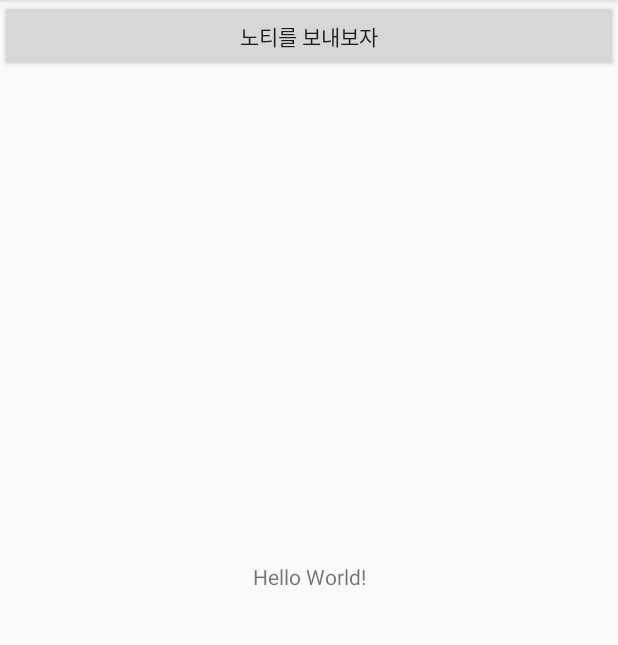
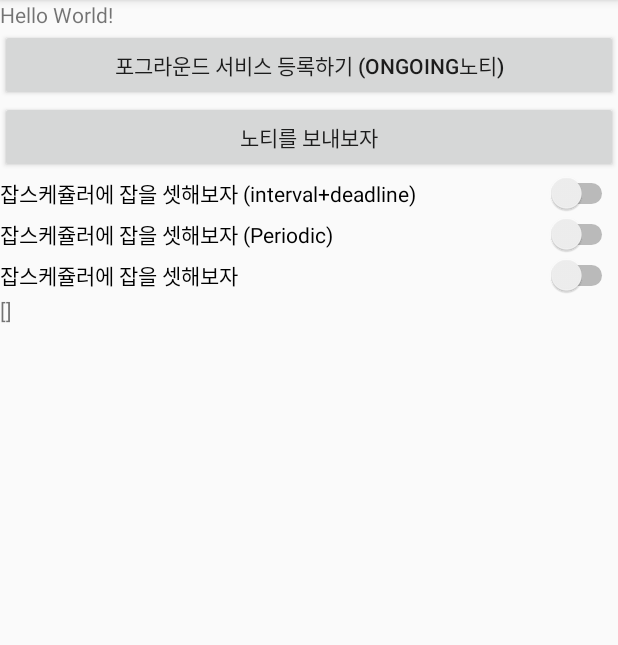
Before and after one commit to yenarue/BackgroundMigration, an Android app: the screen it shows after launch (MainActivity), after a tap on "노티를 보내보자", on a phone screen of 412 x 824 dp, the part 84-729 px from its top. Run offline under Robolectric (Android 15) with nearby library versions, the phone set to English and light mode, and no system bars.

Commit message:
백그라운드 작업 - JobScheduler 이용. 반복 작업 추가
check for difference with below jobs
- `interval` + `deadline` job
- `periodic` job
- normal job

```diff
--- a/app/src/main/java/com/yenarue/android/detectpackagestatus/MainActivity.java
+++ b/app/src/main/java/com/yenarue/android/detectpackagestatus/MainActivity.java
@@ -2,6 +2,9 @@ package com.yenarue.android.detectpackagestatus;
 
 import android.app.Notification;
 import android.app.PendingIntent;
+import android.app.job.JobInfo;
+import android.app.job.JobScheduler;
+import android.content.ComponentName;
 import android.content.Context;
 import android.content.Intent;
 import android.os.Bundle;
@@ -10,23 +13,111 @@ import android.support.v4.app.NotificationManagerCompat;
 import android.support.v7.app.AppCompatActivity;
 import android.view.View;
 import android.widget.Button;
+import android.widget.CompoundButton;
+import android.widget.Switch;
+import android.widget.TextView;
+
+import com.yenarue.android.detectpackagestatus.util.Log;
 
 public class MainActivity extends AppCompatActivity {
+
+    private Context context;
+    private JobScheduler jobScheduler;
 
     @Override
     protected void onCreate(Bundle savedInstanceState) {
         super.onCreate(savedInstanceState);
         setContentView(R.layout.activity_main);
 
-        Intent intent = new Intent(this, PackageStatusService.class);
-        startForegroundService(intent);
+        context = this;
+        jobScheduler = (JobScheduler) this.getSystemService(Context.JOB_SCHEDULER_SERVICE);
+
+        TextView joblistTextView = (TextView) this.findViewById(R.id.joblist_textview);
+        joblistTextView.setText(String.valueOf(jobScheduler.getAllPendingJobs()));
+
+        // 백그라운드 잡스케줄러 테스트
+        Switch intervalJobSetSwitch = (Switch) this.findViewById(R.id.jobscheduler_interval_deadline_button);
+        intervalJobSetSwitch.setOnCheckedChangeListener(new Switch.OnCheckedChangeListener() {
+            @Override
+            public void onCheckedChanged(CompoundButton buttonView, boolean isChecked) {
+                Context context = getApplicationContext();
+
+                if (isChecked) {
+                    Log.d("MainActivity", "Job button onClick!");
+                    JobInfo jobInfo = new JobInfo.Builder(SingleJobService.INTERVAL_JOB_ID, new ComponentName(context, SingleJobService.class))
+                            .setMinimumLatency(3000L)
+                            .setOverrideDeadline(5000L)
+//                        .setPersisted(true)
+                            .setRequiresCharging(true)
+                            .build();
+
+                    int result = jobScheduler.schedule(jobInfo);
+                    Log.d("MainActivity", "jobSchedule result=" + result);
+                } else {
+                    jobScheduler.cancel(SingleJobService.INTERVAL_JOB_ID);
+                }
+            }
+        });
+
+        Switch periodicJobSwitch = (Switch) this.findViewById(R.id.jobscheduler_periodic_button);
+        periodicJobSwitch.setOnCheckedChangeListener(new Switch.OnCheckedChangeListener() {
+            @Override
+            public void onCheckedChanged(CompoundButton buttonView, boolean isChecked) {
+                Context context = getApplicationContext();
+
+                if (isChecked) {
+                    Log.d("MainActivity", "Periodic Job button onClick!");
+                    JobInfo jobInfo = new JobInfo.Builder(SingleJobService.PERIODIC_JOB_ID, new ComponentName(context, SingleJobService.class))
+                            .setPeriodic(3000L, 3000L) //36000000L)
+//                        .setPersisted(true)
+                            .setRequiresCharging(true)
+                            .build();
+
+                    int result = jobScheduler.schedule(jobInfo);
+                    Log.d("MainActivity", "jobSchedule result=" + result);
+                } else {
+                    jobScheduler.cancel(SingleJobService.PERIODIC_JOB_ID);
+                }
+            }
+        });
+
+
+        Switch jobSetSwitch = (Switch) this.findViewById(R.id.jobscheduler_button);
+        jobSetSwitch.setOnCheckedChangeListener(new Switch.OnCheckedChangeListener() {
+            @Override
+            public void onCheckedChanged(CompoundButton buttonView, boolean isChecked) {
+                Context context = getApplicationContext();
+
+                if (isChecked) {
+                    Log.d("MainActivity", "Job button onClick!");
+                    JobInfo jobInfo = new JobInfo.Builder(SingleJobService.JOB_ID, new ComponentName(context, SingleJobService.class))
+//                        .setPersisted(true)
+                            .setRequiresCharging(true)
+                            .build();
+
+                    int result = jobScheduler.schedule(jobInfo);
+                    Log.d("MainActivity", "jobSchedule result=" + result);
+                } else {
+                    jobScheduler.cancel(SingleJobService.JOB_ID);
+                }
+            }
+        });
+
+        // 포그라운드 서비스 테스트
+        Button foregroundButton = (Button) this.findViewById(R.id.foreground_button);
+        foregroundButton.setOnClickListener(new View.OnClickListener(){
+            @Override
+            public void onClick(View v) {
+                Intent intent = new Intent(context, PackageStatusService.class);
+                startForegroundService(intent);
+            }
+        });
 
         // 일반 노티 테스트
         final Button notiButton = (Button) this.findViewById(R.id.noti_button);
         notiButton.setOnClickListener(new View.OnClickListener() {
             @Override
             public void onClick(View v) {
-                Context context = v.getContext();
                 final NotificationCompat.Builder builder = ChannelManager.getInstance().getNotificationBuilder(context,
                         ChannelManager.CHANNEL_A, NotificationManagerCompat.IMPORTANCE_DEFAULT);
 
--- a/app/src/main/res/layout/activity_main.xml
+++ b/app/src/main/res/layout/activity_main.xml
@@ -1,23 +1,44 @@
 <?xml version="1.0" encoding="utf-8"?>
-<android.support.constraint.ConstraintLayout xmlns:android="http://schemas.android.com/apk/res/android"
+<LinearLayout xmlns:android="http://schemas.android.com/apk/res/android"
     xmlns:app="http://schemas.android.com/apk/res-auto"
     xmlns:tools="http://schemas.android.com/tools"
     android:layout_width="match_parent"
     android:layout_height="match_parent"
-    tools:context="com.yenarue.android.detectpackagestatus.MainActivity">
+    tools:context="com.yenarue.android.detectpackagestatus.MainActivity"
+    android:orientation="vertical">
 
     <TextView
         android:layout_width="wrap_content"
         android:layout_height="wrap_content"
-        android:text="Hello World!"
-        app:layout_constraintBottom_toBottomOf="parent"
-        app:layout_constraintLeft_toLeftOf="parent"
-        app:layout_constraintRight_toRightOf="parent"
-        app:layout_constraintTop_toTopOf="parent" />
+        android:text="Hello World!" />
+
+    <Button android:id="@+id/foreground_button"
+        android:layout_width="match_parent"
+        android:layout_height="wrap_content"
+        android:text="포그라운드 서비스 등록하기 (ongoing노티)" />
 
     <Button android:id="@+id/noti_button"
         android:layout_width="match_parent"
         android:layout_height="wrap_content"
-        android:text="노티를 보내보자"/>
+        android:text="노티를 보내보자" />
 
-</android.support.constraint.ConstraintLayout>
+    <Switch android:id="@+id/jobscheduler_interval_deadline_button"
+        android:layout_width="match_parent"
+        android:layout_height="wrap_content"
+        android:text="잡스케쥴러에 잡을 셋해보자 (interval+deadline) "/>
+
+    <Switch android:id="@+id/jobscheduler_periodic_button"
+        android:layout_width="match_parent"
+        android:layout_height="wrap_content"
+        android:text="잡스케쥴러에 잡을 셋해보자 (Periodic)"/>
+
+    <Switch android:id="@+id/jobscheduler_button"
+        android:layout_width="match_parent"
+        android:layout_height="wrap_content"
+        android:text="잡스케쥴러에 잡을 셋해보자"/>
+
+    <TextView android:id="@+id/joblist_textview"
+        android:layout_width="wrap_content"
+        android:layout_height="wrap_content" />
+
+</LinearLayout>
```
Also changed, not shown: app/src/main/AndroidManifest.xml (+3 -6 lines), app/src/main/java/com/yenarue/android/detectpackagestatus/PowerConnectionReceiver.java (deleted, +0 -26 lines), app/src/main/java/com/yenarue/android/detectpackagestatus/SingleJobService.java (added, +44 -0 lines).
